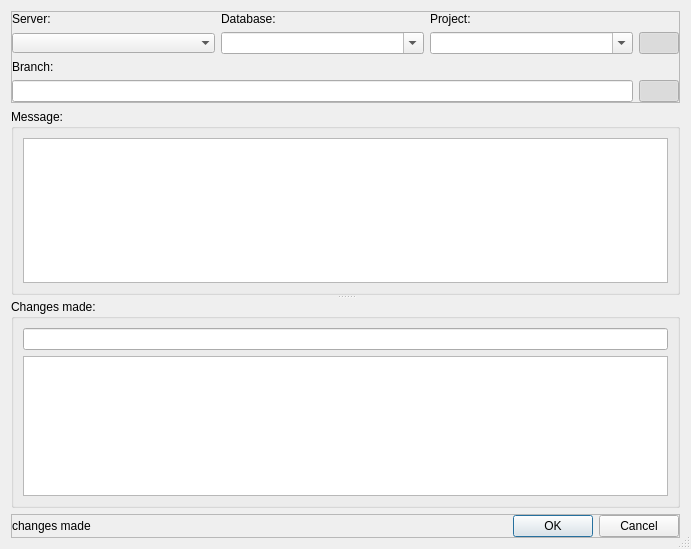
The window that forms/repo_dialogcommit.ui (3drepo/3drepogui) describes before a commit, drawn with Qt 5.
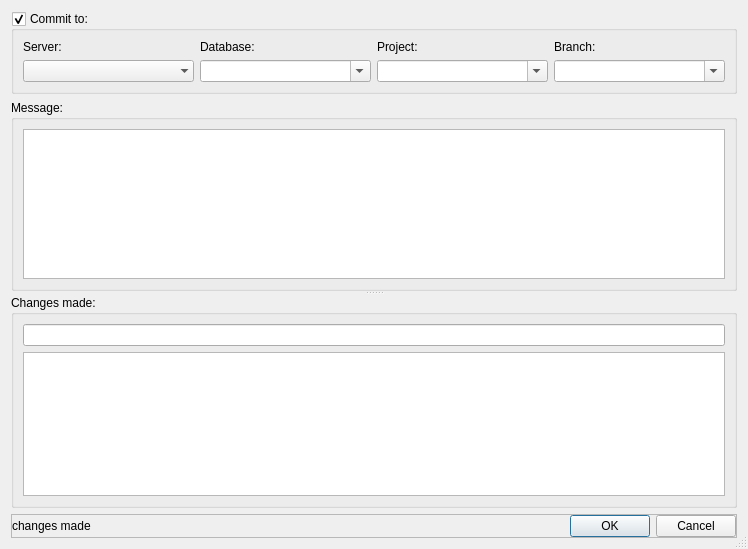
The same window after the commit. Custom widgets are drawn as their Qt base class.

Commit message: Added commit in the new company/project DB style.

What changed in the file:
```diff
--- a/forms/repo_dialogcommit.ui
+++ b/forms/repo_dialogcommit.ui
@@ -6,7 +6,7 @@
    <rect>
     <x>0</x>
     <y>0</y>
-    <width>691</width>
+    <width>748</width>
     <height>549</height>
    </rect>
   </property>
@@ -18,105 +18,34 @@
   </property>
   <layout class="QVBoxLayout" name="verticalLayout">
    <item>
-    <widget class="QFrame" name="frame_2">
-     <property name="frameShape">
-      <enum>QFrame::StyledPanel</enum>
+    <widget class="QGroupBox" name="groupBox_3">
+     <property name="sizePolicy">
+      <sizepolicy hsizetype="Preferred" vsizetype="Fixed">
+       <horstretch>0</horstretch>
+       <verstretch>0</verstretch>
+      </sizepolicy>
      </property>
-     <property name="frameShadow">
-      <enum>QFrame::Raised</enum>
+     <property name="title">
+      <string>Commit to:</string>
      </property>
-     <layout class="QGridLayout" name="gridLayout_2">
-      <property name="leftMargin">
-       <number>0</number>
-      </property>
-      <property name="topMargin">
-       <number>0</number>
-      </property>
-      <property name="rightMargin">
-       <number>0</number>
-      </property>
-      <property name="bottomMargin">
-       <number>0</number>
-      </property>
-      <property name="horizontalSpacing">
-       <number>6</number>
-      </property>
-      <item row="2" column="0">
-       <widget class="QLabel" name="label">
-        <property name="text">
-         <string>Server:</string>
-        </property>
-       </widget>
-      </item>
-      <item row="6" column="5">
-       <widget class="QPushButton" name="branchPushButton">
-        <property name="enabled">
-         <bool>true</bool>
-        </property>
-        <property name="sizePolicy">
-         <sizepolicy hsizetype="Fixed" vsizetype="Fixed">
-          <horstretch>0</horstretch>
-          <verstretch>0</verstretch>
-         </sizepolicy>
-        </property>
-        <property name="text">
-         <string/>
-        </property>
-        <property name="checkable">
-         <bool>true</bool>
-        </property>
-        <property name="checked">
-         <bool>true</bool>
-        </property>
-        <property name="flat">
-         <bool>false</bool>
-        </property>
-       </widget>
-      </item>
-      <item row="3" column="5">
-       <widget class="QPushButton" name="repositoryPushButton">
-        <property name="enabled">
-         <bool>true</bool>
-        </property>
-        <property name="sizePolicy">
-         <sizepolicy hsizetype="Fixed" vsizetype="Fixed">
-          <horstretch>0</horstretch>
-          <verstretch>0</verstretch>
-         </sizepolicy>
-        </property>
-        <property name="text">
-         <string/>
-        </property>
-        <property name="checkable">
-         <bool>true</bool>
-        </property>
-        <property name="checked">
-         <bool>true</bool>
-        </property>
-        <property name="flat">
-         <bool>false</bool>
-        </property>
-       </widget>
-      </item>
-      <item row="2" column="1">
-       <widget class="QLabel" name="label_2">
-        <property name="text">
-         <string>Database:</string>
-        </property>
-       </widget>
-      </item>
-      <item row="3" column="1">
-       <widget class="QComboBox" name="databaseComboBox">
-        <property name="editable">
-         <bool>true</bool>
-        </property>
-       </widget>
-      </item>
-      <item row="3" column="0">
+     <property name="checkable">
+      <bool>true</bool>
+     </property>
+     <property name="checked">
+      <bool>true</bool>
+     </property>
+     <layout class="QGridLayout" name="gridLayout_3">
+      <item row="1" column="0">
        <widget class="QComboBox" name="serverComboBox">
         <property name="enabled">
          <bool>true</bool>
         </property>
+        <property name="sizePolicy">
+         <sizepolicy hsizetype="Preferred" vsizetype="Preferred">
+          <horstretch>0</horstretch>
+          <verstretch>0</verstretch>
+         </sizepolicy>
+        </property>
         <property name="duplicatesEnabled">
          <bool>true</bool>
         </property>
@@ -125,30 +54,102 @@
         </property>
        </widget>
       </item>
-      <item row="2" column="2">
+      <item row="0" column="0">
+       <widget class="QLabel" name="label">
+        <property name="layoutDirection">
+         <enum>Qt::LeftToRight</enum>
+        </property>
+        <property name="text">
+         <string>Server:</string>
+        </property>
+        <property name="alignment">
+         <set>Qt::AlignLeading|Qt::AlignLeft|Qt::AlignVCenter</set>
+        </property>
+       </widget>
+      </item>
+      <item row="0" column="2">
        <widget class="QLabel" name="label_3">
+        <property name="sizePolicy">
+         <sizepolicy hsizetype="Preferred" vsizetype="Preferred">
+          <horstretch>0</horstretch>
+          <verstretch>0</verstretch>
+         </sizepolicy>
+        </property>
         <property name="text">
          <string>Project:</string>
         </property>
+        <property name="alignment">
+         <set>Qt::AlignLeading|Qt::AlignLeft|Qt::AlignVCenter</set>
+        </property>
        </widget>
       </item>
-      <item row="3" column="2">
+      <item row="1" column="1">
+       <widget class="QComboBox" name="databaseComboBox">
+        <property name="sizePolicy">
+         <sizepolicy hsizetype="Preferred" vsizetype="Preferred">
+          <horstretch>0</horstretch>
+          <verstretch>0</verstretch>
+         </sizepolicy>
+        </property>
+        <property name="editable">
+         <bool>true</bool>
+        </property>
+       </widget>
+      </item>
+      <item row="1" column="2">
        <widget class="QComboBox" name="projectComboBox">
+        <property name="sizePolicy">
+         <sizepolicy hsizetype="Preferred" vsizetype="Preferred">
+          <horstretch>0</horstretch>
+          <verstretch>0</verstretch>
+         </sizepolicy>
+        </property>
         <property name="editable">
          <bool>true</bool>
         </property>
        </widget>
       </item>
-      <item row="4" column="0">
+      <item row="0" column="1">
+       <widget class="QLabel" name="label_2">
+        <property name="sizePolicy">
+         <sizepolicy hsizetype="Preferred" vsizetype="Preferred">
+          <horstretch>0</horstretch>
+          <verstretch>0</verstretch>
+         </sizepolicy>
+        </property>
+        <property name="text">
+         <string>Database:</string>
+        </property>
+        <property name="alignment">
+         <set>Qt::AlignLeading|Qt::AlignLeft|Qt::AlignVCenter</set>
+        </property>
+       </widget>
+      </item>
+      <item row="0" column="3">
        <widget class="QLabel" name="branchLabel">
+        <property name="sizePolicy">
+         <sizepolicy hsizetype="Preferred" vsizetype="Preferred">
+          <horstretch>0</horstretch>
+          <verstretch>0</verstretch>
+         </sizepolicy>
+        </property>
         <property name="text">
          <string>Branch:</string>
         </property>
+        <property name="alignment">
+         <set>Qt::AlignLeading|Qt::AlignLeft|Qt::AlignVCenter</set>
+        </property>
        </widget>
       </item>
-      <item row="6" column="0" colspan="3">
-       <widget class="QLineEdit" name="branchLineEdit">
-        <property name="enabled">
+      <item row="1" column="3">
+       <widget class="QComboBox" name="branchComboBox">
+        <property name="sizePolicy">
+         <sizepolicy hsizetype="Preferred" vsizetype="Preferred">
+          <horstretch>0</horstretch>
+          <verstretch>0</verstretch>
+         </sizepolicy>
+        </property>
+        <property name="editable">
          <bool>true</bool>
         </property>
        </widget>
```
The commit also changes 5 other files.
